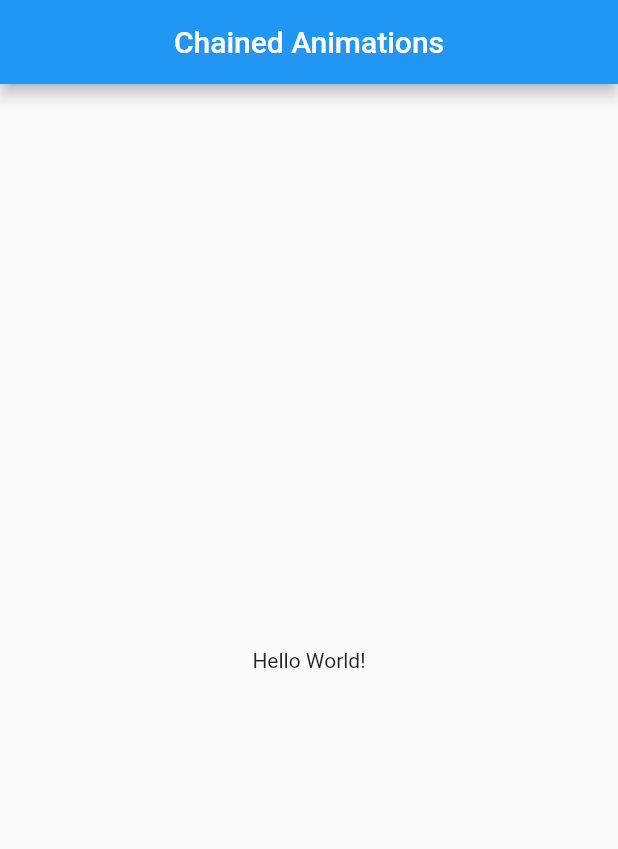
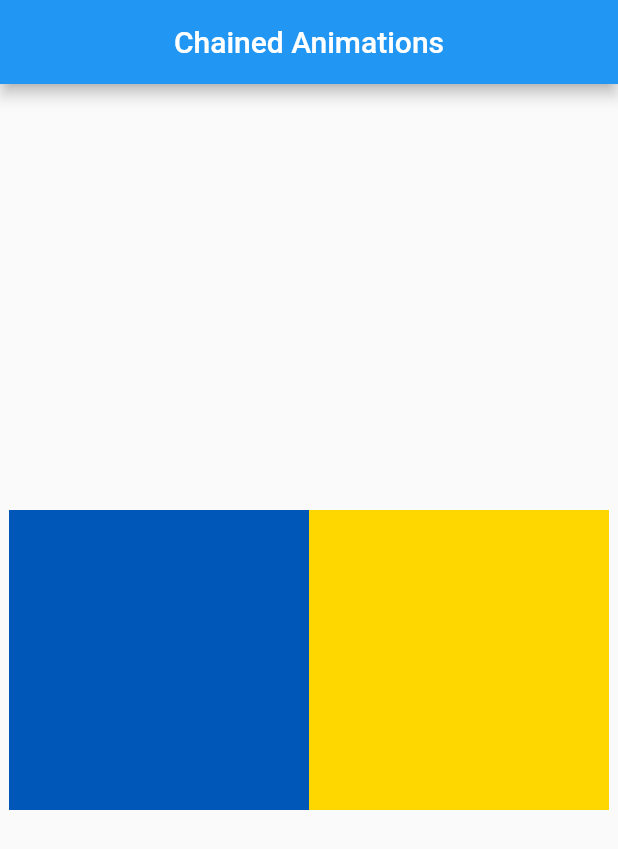
Before and after one commit to hwangblood/flutter-animations-course, a Flutter app: the screen it shows after launch, on a phone screen of 412 x 824 dp. Shown: the top 849 px of the screen. Run offline on Flutter 3.47's test engine with Material 2 defaults, Android fonts, the phone set to English and light mode, and no system bars.

Commit message:
example2: Flutter Scaffold

```diff
--- a/example2_chained_animations/lib/main.dart
+++ b/example2_chained_animations/lib/main.dart
@@ -31,8 +31,22 @@ class _HomePageState extends State<HomePage> {
         centerTitle: true,
         title: const Text('Chained Animations'),
       ),
-      body: const Center(
-        child: Text('Hello World!'),
+      body: Center(
+        child: Row(
+          mainAxisAlignment: MainAxisAlignment.center,
+          children: [
+            Container(
+              width: 200,
+              height: 200,
+              color: const Color(0xff0057b7),
+            ),
+            Container(
+              width: 200,
+              height: 200,
+              color: const Color(0xffffd700),
+            ),
+          ],
+        ),
       ),
     );
   }
```
